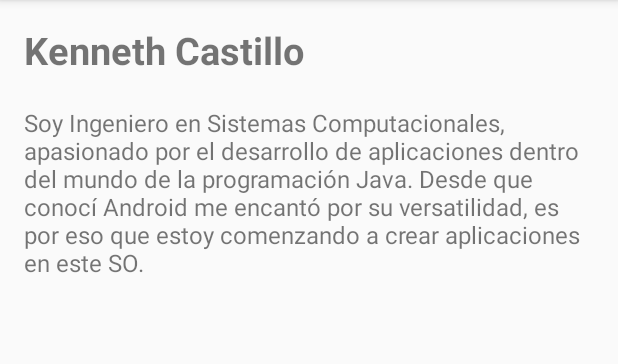
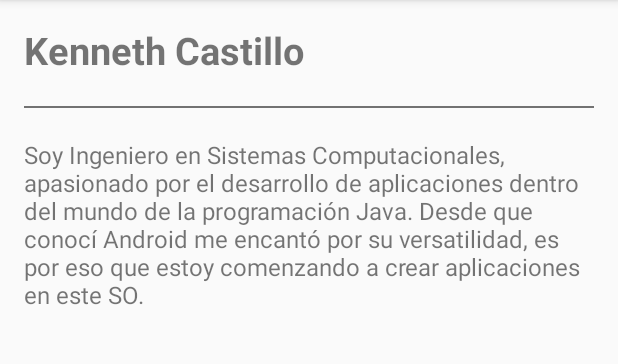
Before and after one commit to clarkenet/Petagram, an Android app: the AboutActivity screen opened directly, with no data from a screen before it, on a phone screen of 412 x 824 dp, the part 84-448 px from its top. Run offline under Robolectric (Android 15) with nearby library versions, the phone set to English and light mode, and no system bars.

Commit message:
Divider en activity_about

```diff
--- a/app/src/main/res/layout/activity_about.xml
+++ b/app/src/main/res/layout/activity_about.xml
@@ -25,6 +25,12 @@
             android:text="@string/tv_autor"
             android:layout_marginBottom="@dimen/tv_margin_about"/>
 
+        <View
+            android:layout_width="match_parent"
+            android:layout_height="1dp"
+            android:background="@color/colorTextSecondary"
+            android:layout_marginBottom="@dimen/tv_margin_about"/>
+
         <TextView
             android:layout_width="match_parent"
             android:layout_height="wrap_content"
```
